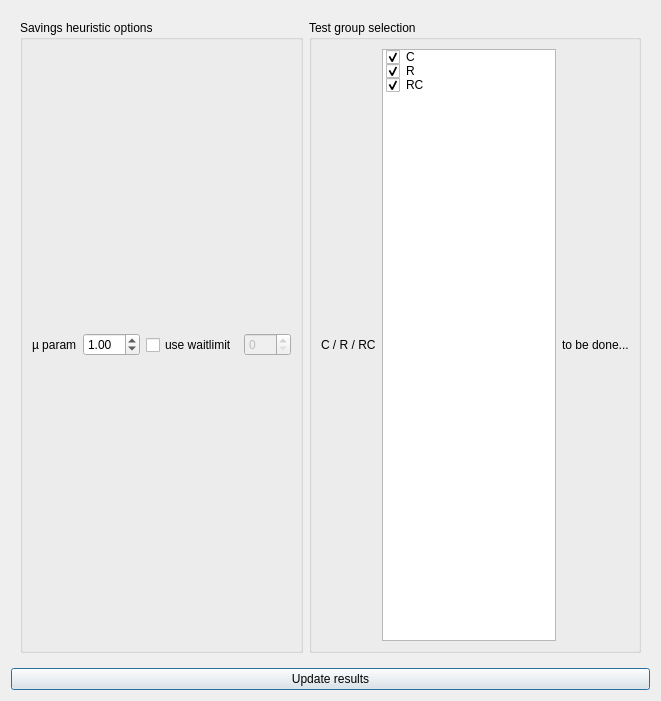
Above: helper.ui from rubenlangius/pygrout before the change. Below: the same form after it.
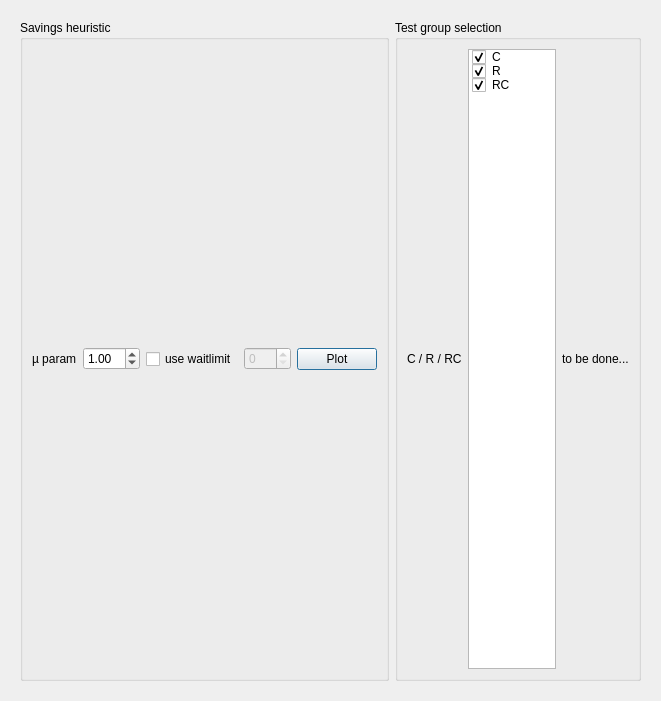
That is the form after the change.

Commit message: fixed capacity check in savings; plotting ui modifications

Diff of the .ui file:
```diff
--- a/helper.ui
+++ b/helper.ui
@@ -32,7 +32,7 @@
       <item>
        <widget class="QGroupBox" name="groupBox">
         <property name="title">
-         <string>Savings heuristic options</string>
+         <string>Savings heuristic</string>
         </property>
         <layout class="QHBoxLayout" name="horizontalLayout">
          <item>
@@ -75,6 +75,13 @@
            </property>
           </widget>
          </item>
+         <item>
+          <widget class="QPushButton" name="update">
+           <property name="text">
+            <string>Plot</string>
+           </property>
+          </widget>
+         </item>
         </layout>
        </widget>
       </item>
@@ -138,13 +145,6 @@
      </layout>
     </widget>
    </item>
-   <item>
-    <widget class="QPushButton" name="update">
-     <property name="text">
-      <string>Update results</string>
-     </property>
-    </widget>
-   </item>
   </layout>
  </widget>
  <resources/>
```
Left out of the diff: 8 changed lines with no effect on the pictures. The commit also changes 3 other files.
